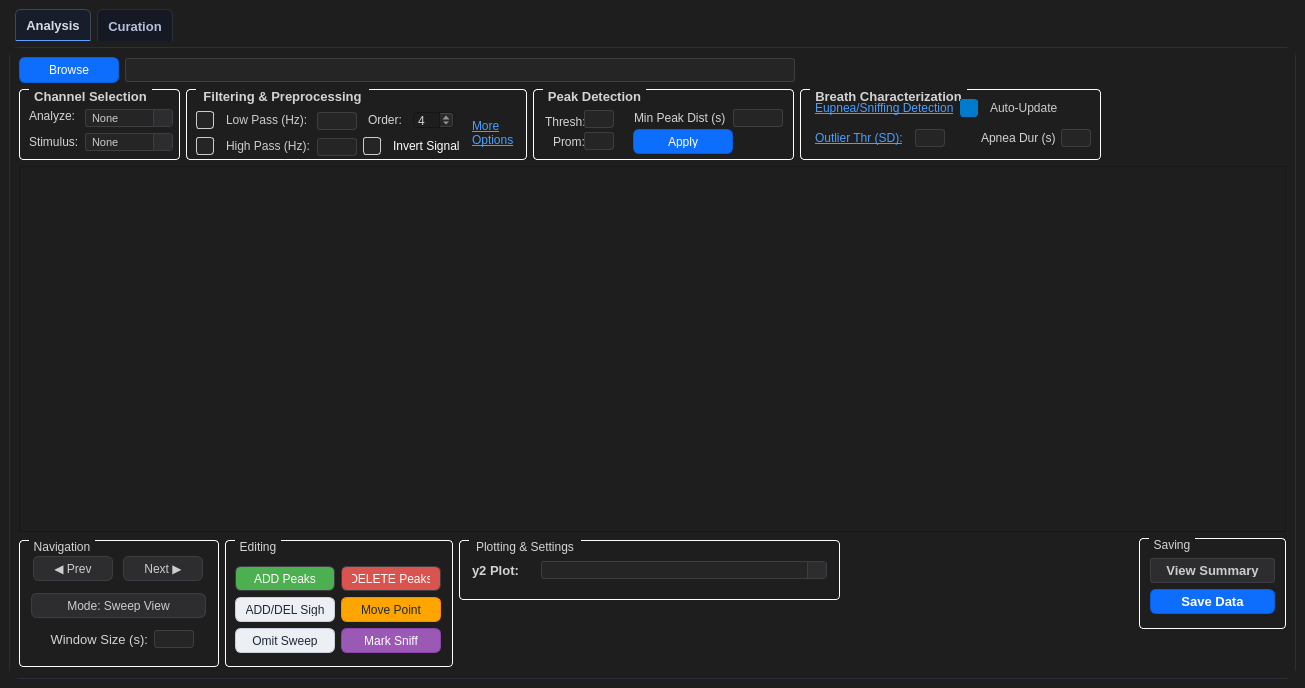
RyanSeanPhillips/plethapp_GUI, file ui/pleth_app_layout_02_horizontal.ui: the form before one commit.
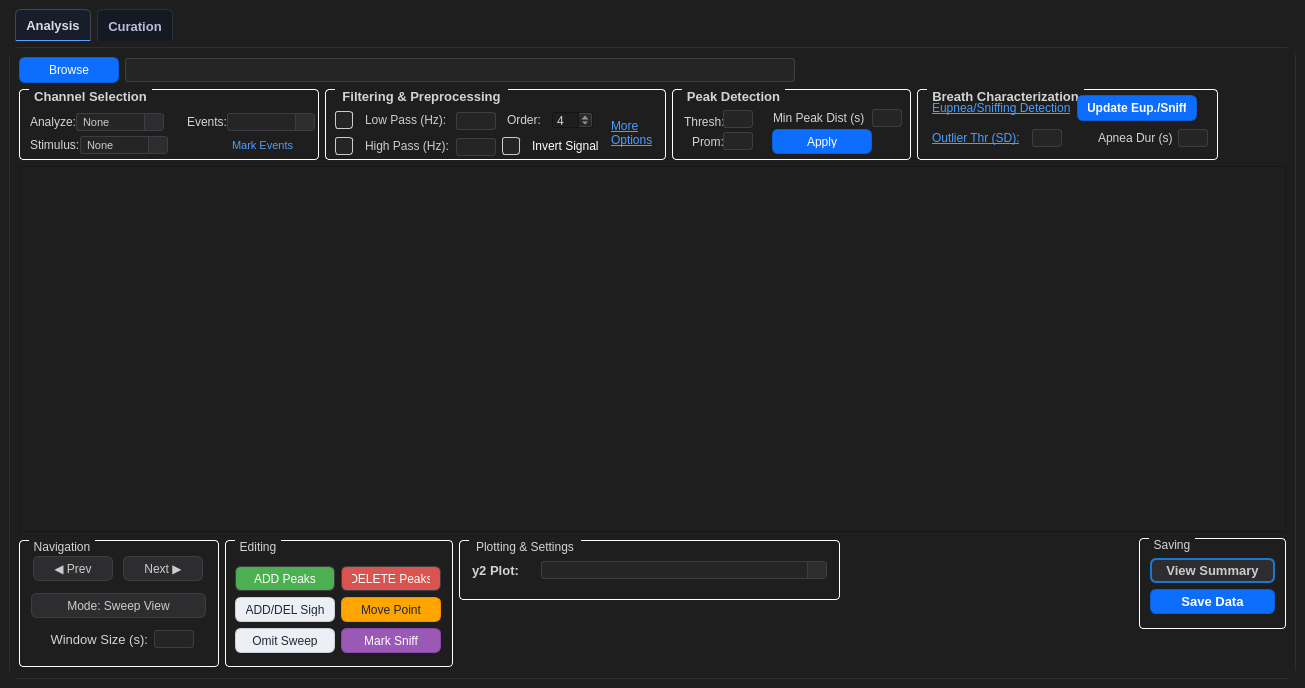
The form after the commit. Icons and pictures are not drawn.

Diff of the .ui file:
```diff
--- a/ui/pleth_app_layout_02_horizontal.ui
+++ b/ui/pleth_app_layout_02_horizontal.ui
@@ -531,7 +531,7 @@
               </property>
               <property name="minimumSize">
                <size>
-                <width>161</width>
+                <width>300</width>
                 <height>71</height>
                </size>
               </property>
@@ -564,17 +564,22 @@
               <property name="title">
                <string>Channel Selection</string>
               </property>
-              <widget class="QWidget" name="layoutWidget">
+              <widget class="QWidget" name="">
                <property name="geometry">
                 <rect>
-                 <x>10</x>
+                 <x>11</x>
                  <y>20</y>
-                 <width>144</width>
-                 <height>44</height>
+                 <width>285</width>
+                 <height>50</height>
                 </rect>
                </property>
-               <layout class="QFormLayout" name="formLayout">
-                <item row="0" column="0">
+               <layout class="QVBoxLayout" name="verticalLayout_16">
+                <property name="spacing">
+                 <number>0</number>
+                </property>
+                <item>
+                 <layout class="QHBoxLayout" name="horizontalLayout_15">
+                  <item>
                  <widget class="QLabel" name="AnalyzeLabel">
                   <property name="sizePolicy">
                    <sizepolicy hsizetype="Fixed" vsizetype="Fixed">
@@ -599,7 +604,7 @@
                   </property>
                  </widget>
                 </item>
-                <item row="0" column="1">
+                  <item>
                  <widget class="QComboBox" name="AnalyzeChanSelect">
                   <property name="sizePolicy">
                    <sizepolicy hsizetype="Fixed" vsizetype="Fixed">
@@ -615,7 +620,7 @@
                   </property>
                   <property name="maximumSize">
                    <size>
-                    <width>225</width>
+                      <width>88</width>
                     <height>18</height>
                    </size>
                   </property>
@@ -634,7 +639,47 @@
                   </item>
                  </widget>
                 </item>
-                <item row="1" column="0">
+                  <item>
+                   <spacer name="horizontalSpacer_7">
+                    <property name="orientation">
+                     <enum>Qt::Horizontal</enum>
+                    </property>
+                    <property name="sizeHint" stdset="0">
+                     <size>
+                      <width>40</width>
+                      <height>20</height>
+                     </size>
+                    </property>
+                   </spacer>
+                  </item>
+                  <item>
+                   <widget class="QLabel" name="eventslabel">
+                    <property name="text">
+                     <string>Events:</string>
+                    </property>
+                   </widget>
+                  </item>
+                  <item>
+                   <widget class="QComboBox" name="EventsChanSelect">
+                    <property name="minimumSize">
+                     <size>
+                      <width>88</width>
+                      <height>18</height>
+                     </size>
+                    </property>
+                    <property name="maximumSize">
+                     <size>
+                      <width>88</width>
+                      <height>18</height>
+                     </size>
+                    </property>
+                   </widget>
+                  </item>
+                 </layout>
+                </item>
+                <item>
+                 <layout class="QHBoxLayout" name="horizontalLayout_16">
+                  <item>
                  <widget class="QLabel" name="StimChanSelectLabel">
                   <property name="sizePolicy">
                    <sizepolicy hsizetype="Fixed" vsizetype="Preferred">
@@ -659,7 +704,7 @@
                   </property>
                  </widget>
                 </item>
-                <item row="1" column="1">
+                  <item>
                  <widget class="QComboBox" name="StimChanSelect">
                   <property name="sizePolicy">
                    <sizepolicy hsizetype="Fixed" vsizetype="Fixed">
@@ -675,7 +720,7 @@
                   </property>
                   <property name="maximumSize">
                    <size>
-                    <width>225</width>
+                      <width>88</width>
                     <height>18</height>
                    </size>
                   </property>
@@ -690,6 +735,58 @@
                    </property>
                   </item>
                  </widget>
+                  </item>
+                  <item>
+                   <spacer name="horizontalSpacer_4">
+                    <property name="orientation">
+                     <enum>Qt::Horizontal</enum>
+                    </property>
+                    <property name="sizeHint" stdset="0">
+                     <size>
+                      <width>40</width>
+                      <height>20</height>
+                     </size>
+                    </property>
+                   </spacer>
+                  </item>
+                  <item>
+                   <widget class="QPushButton" name="MarkEventsButton">
+                    <property name="minimumSize">
+                     <size>
+                      <width>88</width>
+                      <height>20</height>
+                     </size>
+                    </property>
+                    <property name="maximumSize">
+                     <size>
+                      <width>88</width>
+                      <height>20</height>
+                     </size>
+                    </property>
+                    <property name="font">
+                     <font>
+                      <pointsize>8</pointsize>
+                      <underline>true</underline>
+                     </font>
+                    </property>
+                    <property name="styleSheet">
+                     <string notr="true">QPushButton {
+    text-align: left;
+    border: none;
+    background: transparent;
+    text-decoration: underline;
+    color: #4A9EFF;
+}
+QPushButton:hover {
+    color: #6BB6FF;
+}</string>
+                    </property>
+                    <property name="text">
+                     <string>Mark Events</string>
+                    </property>
+                   </widget>
+                  </item>
+                 </layout>
                 </item>
                </layout>
               </widget>
@@ -1017,7 +1114,7 @@
               </property>
               <property name="minimumSize">
                <size>
-                <width>261</width>
+                <width>239</width>
                 <height>71</height>
                </size>
               </property>
@@ -1192,7 +1289,7 @@
                </property>
                <property name="minimumSize">
                 <size>
-                 <width>0</width>
+                 <width>30</width>
                  <height>18</height>
                 </size>
                </property>
@@ -1247,7 +1344,7 @@
                 <rect>
                  <x>200</x>
                  <y>20</y>
-                 <width>50</width>
+                 <width>30</width>
                  <height>18</height>
                 </rect>
                </property>
@@ -1259,13 +1356,13 @@
                </property>
                <property name="minimumSize">
                 <size>
-                 <width>0</width>
+                 <width>30</width>
                  <height>18</height>
                 </size>
                </property>
                <property name="maximumSize">
                 <size>
-                 <width>50</width>
+                 <width>30</width>
                  <height>16</height>
                 </size>
                </property>
@@ -1404,15 +1501,34 @@
                   </widget>
                  </item>
                  <item>
-                  <widget class="QCheckBox" name="AutoUpdateGMMCheckbox">
+                  <widget class="QPushButton" name="UpdateEupneaSniffingButton">
+                   <property name="minimumSize">
+                    <size>
+                     <width>120</width>
+                     <height>0</height>
+                    </size>
+                   </property>
+                   <property name="styleSheet">
+                    <string notr="true">QPushButton {
+    background-color: #0d6efd;
+    color: white;
+    font-weight: bold;
+    border: 1px solid #0b5ed7;
+    border-radius: 6px;
+    padding: 5px 10px;
+}
+QPushButton:hover {
+    background-color: #0b5ed7;
+}
+QPushButton:pressed {
+    background-color: #0a58ca;
+}</string>
+                   </property>
                    <property name="toolTip">
                     <string>Automatically re-run eupnea/sniffing detection when peaks are added or deleted</string>
                    </property>
                    <property name="text">
-                    <string>Auto-Update</string>
-                   </property>
-                   <property name="checked">
-                    <bool>true</bool>
+                    <string>Update Eup./Sniff</string>
                    </property>
                   </widget>
                  </item>
@@ -2432,6 +2548,17 @@
                       <bold>true</bold>
                      </font>
                     </property>
+                    <property name="styleSheet">
+                     <string notr="true">QPushButton {
+    border: 2px solid #1976d2;
+    border-radius: 6px;
+    padding: 3px;
+}
+QPushButton:hover {
+    border: 2px solid #4A9EFF;
+    background-color: rgba(25, 118, 210, 0.1);
+}</string>
+                    </property>
                     <property name="toolTip">
                      <string>Preview the PDF summary of analyzed metrics</string>
                     </property>
```
Left out of the diff: 2 changed lines with no effect on the pictures. Lines whose indentation alone changed are shown as unchanged.
